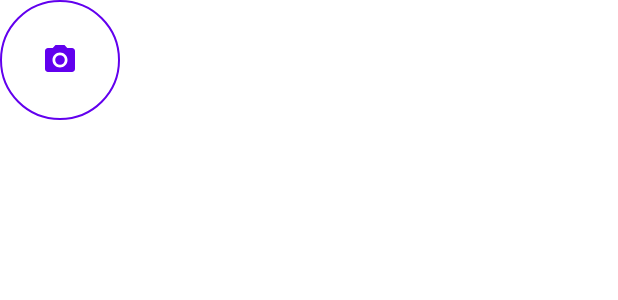
After one commit to devinbits/GST-Reporter, an Android app: the layout image_list_item.xml on its own in the app's theme, with its tools: preview values and no code run, on a phone screen of 412 x 824 dp. The commit adds this screen. Shown: the top 300 px of the screen. Run offline under Robolectric (Android 15) with nearby library versions, the phone set to English and light mode, and no system bars.

Commit message:
AddImageAdapter.kt - generic ImageViewRecyclerView adapter

```diff
--- a/app/build.gradle
+++ b/app/build.gradle
@@ -78,4 +78,5 @@ dependencies {
     implementation 'com.google.firebase:firebase-auth:19.3.1'
     implementation 'com.firebaseui:firebase-ui-auth:6.2.0'
     implementation 'com.google.firebase:firebase-firestore-ktx:21.4.3'
+    implementation 'com.google.firebase:firebase-storage-ktx:19.1.1'
 }
--- a/app/src/main/java/com/testtube/gstreporter/views/vInterface/RecyclerViewInterface.kt
+++ b/app/src/main/java/com/testtube/gstreporter/views/vInterface/RecyclerViewInterface.kt
@@ -1,6 +1,8 @@
 package com.testtube.gstreporter.views.vInterface
 
 interface RecyclerViewInterface {
+
+    fun onClick(pos: Int){}
 
     fun onClick(pos: Int, data: Any){}
 
--- /dev/null
+++ b/app/src/main/res/drawable/circle_border.xml
@@ -0,0 +1,8 @@
+<?xml version="1.0" encoding="utf-8"?>
+<shape xmlns:android="http://schemas.android.com/apk/res/android"
+    android:shape="oval">
+    <stroke
+        android:width="1dp"
+        android:color="@color/colorPrimary" />
+
+</shape>
--- /dev/null
+++ b/app/src/main/res/drawable/ic_baseline_photo_camera_24.xml
@@ -0,0 +1,13 @@
+<vector xmlns:android="http://schemas.android.com/apk/res/android"
+    android:width="24dp"
+    android:height="24dp"
+    android:tint="@color/colorPrimary"
+    android:viewportWidth="24"
+    android:viewportHeight="24">
+    <path
+        android:fillColor="@android:color/white"
+        android:pathData="M12,12m-3.2,0a3.2,3.2 0,1 1,6.4 0a3.2,3.2 0,1 1,-6.4 0" />
+    <path
+        android:fillColor="@android:color/white"
+        android:pathData="M9,2L7.17,4L4,4c-1.1,0 -2,0.9 -2,2v12c0,1.1 0.9,2 2,2h16c1.1,0 2,-0.9 2,-2L22,6c0,-1.1 -0.9,-2 -2,-2h-3.17L15,2L9,2zM12,17c-2.76,0 -5,-2.24 -5,-5s2.24,-5 5,-5 5,2.24 5,5 -2.24,5 -5,5z" />
+</vector>
--- /dev/null
+++ b/app/src/main/res/layout/image_list_item.xml
@@ -0,0 +1,9 @@
+<?xml version="1.0" encoding="utf-8"?>
+<ImageView xmlns:android="http://schemas.android.com/apk/res/android"
+    android:id="@+id/input_bol_image"
+    android:layout_width="80dp"
+    android:layout_height="80dp"
+    android:background="@drawable/circle_border"
+    android:padding="5dp"
+    android:scaleType="centerInside"
+    android:src="@drawable/ic_baseline_photo_camera_24" />
```
Also changed, not shown: app/src/main/java/com/testtube/gstreporter/utils/Common.kt (+32 -0 lines), app/src/main/java/com/testtube/gstreporter/utils/Constants.kt (added, +9 -0 lines), app/src/main/java/com/testtube/gstreporter/views/adapters/AddImageAdapter.kt (added, +76 -0 lines).
